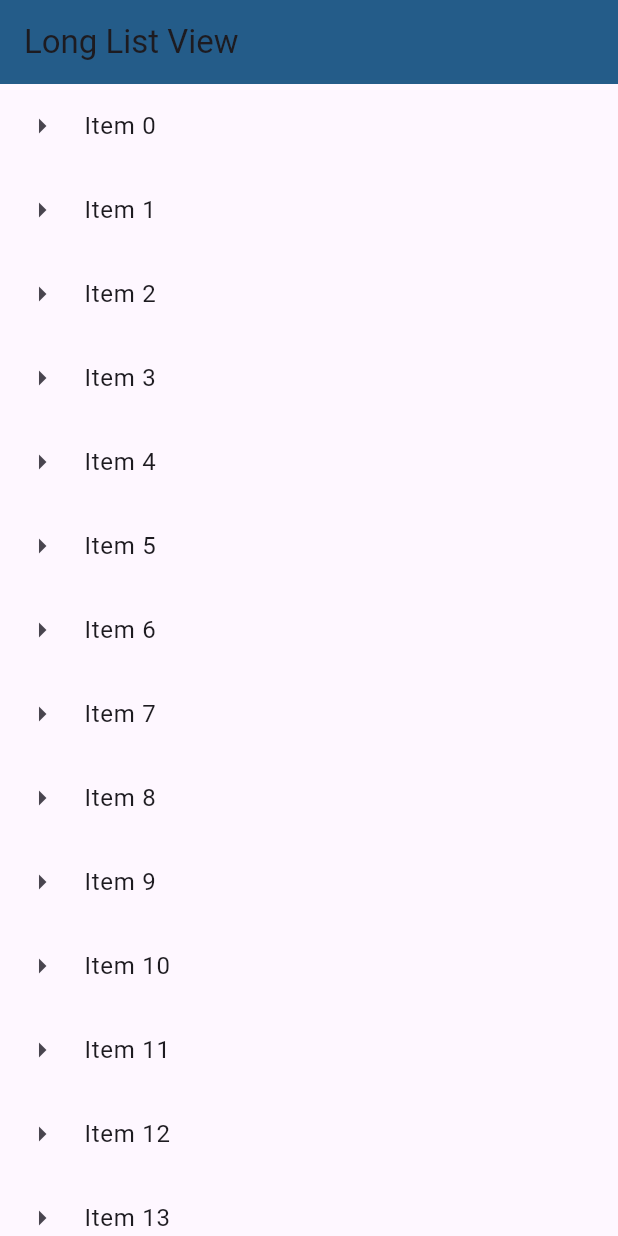
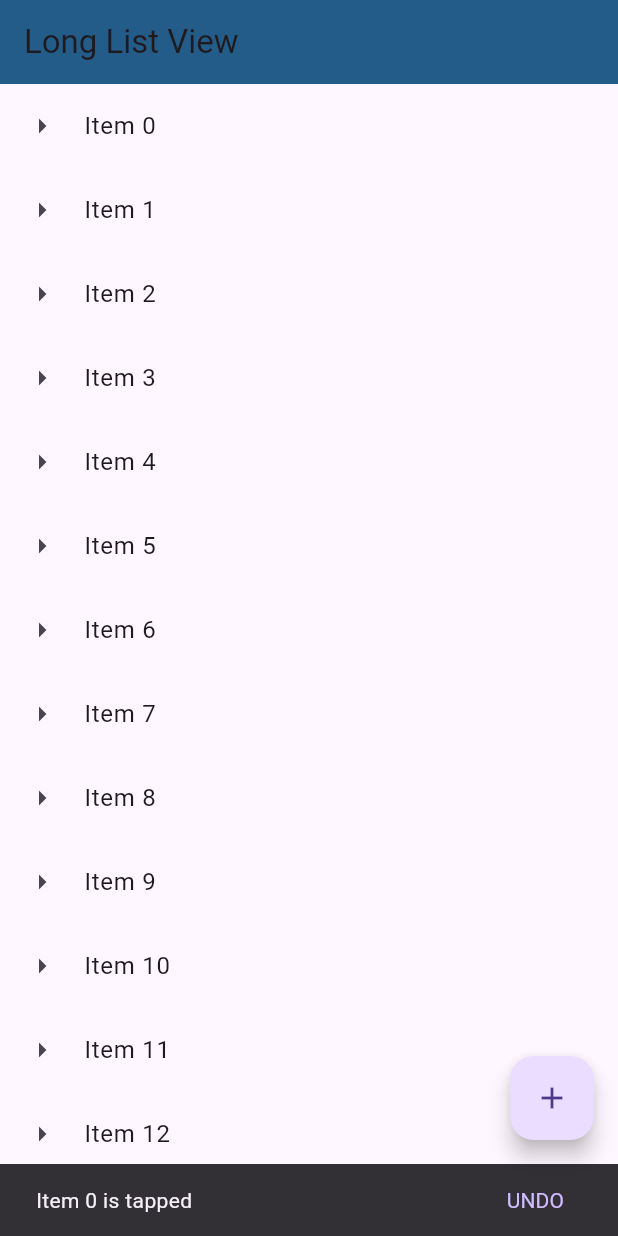
Before and after one commit to Hamza2136/Flutter, a Flutter app: the screen it shows after launch, after a tap on an icon or button, on a phone screen of 412 x 824 dp. Run offline on Flutter 3.47's test engine with Material 3 defaults, Android fonts, the phone set to English and light mode, and no system bars.

```diff
--- a/lib/app_screens/listview.dart
+++ b/lib/app_screens/listview.dart
@@ -5,10 +5,11 @@ class LView extends StatelessWidget {
 
   @override
   Widget build(BuildContext context) {
-    return getListView();
+    return longlistview();
   }
 
-  Widget getListView() {
+// Simple List View..........
+  Widget simplelistview() {
     var listview = ListView(
       children: [
         ListTile(
@@ -33,4 +34,38 @@ class LView extends StatelessWidget {
     );
     return listview;
   }
+
+  // Snack Bar.............
+  void showSnackBar(BuildContext context, String item) {
+    var snackBar = SnackBar(
+      content: Text("$item is tapped"),
+      action: SnackBarAction(
+          label: 'UNDO',
+          onPressed: () {
+            debugPrint("Undo is pressed for $item");
+          }),
+    );
+    ScaffoldMessenger.of(context).showSnackBar(snackBar);
+  }
+
+  // Creating a List of 1000 Strings...........
+  List<String> genratelistitems() {
+    var items = List<String>.generate(1000, (index) => "Item $index");
+    return items;
+  }
+
+  // Long List...........
+  Widget longlistview() {
+    var listitem = genratelistitems();
+    var listview = ListView.builder(itemBuilder: (context, index) {
+      return ListTile(
+        leading: const Icon(Icons.arrow_right),
+        title: Text(listitem[index]),
+        onTap: () {
+          showSnackBar(context, listitem[index]);
+        },
+      );
+    });
+    return listview;
+  }
 }
--- a/lib/main.dart
+++ b/lib/main.dart
@@ -1,3 +1,4 @@
+import "package:firstapp/app_screens/listview.dart";
 import "package:flutter/material.dart";
 //import "package:flutter/widgets.dart";
 //import "./app_screens/home.dart";
@@ -18,24 +19,14 @@ class HomeScreen extends StatelessWidget {
             title: const Text("Long List View"),
             backgroundColor: const Color.fromARGB(255, 36, 92, 137),
           ),
-          body: getListView()),
+          floatingActionButton: FloatingActionButton(
+            onPressed: () {
+              debugPrint("FAB Clicked");
+            },
+            tooltip: 'Add new item',
+            child: const Icon(Icons.add),
+          ),
+          body: const LView()),
     );
   }
 }
-
-List<String> genratelistitems() {
-  var items = List<String>.generate(1000, (index) => "Item $index");
-  return items;
-}
-
-Widget getListView() {
-  var listitem = genratelistitems();
-  var listview = ListView.builder(itemBuilder: (context, index) {
-    return ListTile(
-      leading: const Icon(Icons.arrow_right),
-      title: Text(listitem[index]),
-      onTap: () => debugPrint("${listitem[index]} was tapped"),
-    );
-  });
-  return listview;
-}
```
